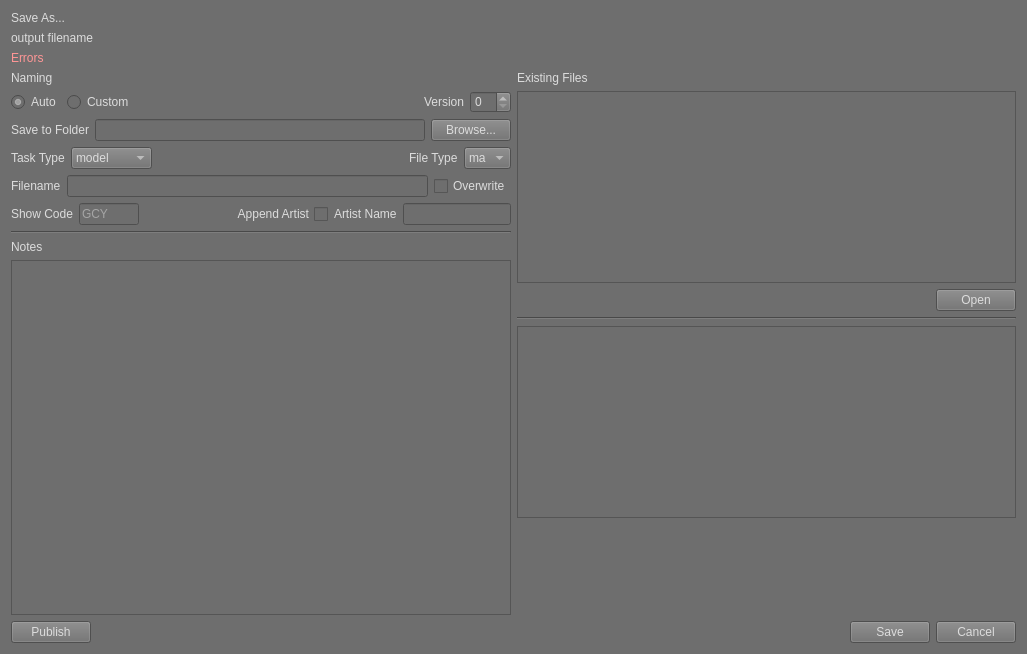
SleepDeprivedVFX/versionUp, file ui/superSaver_UI.ui: the form before one commit.
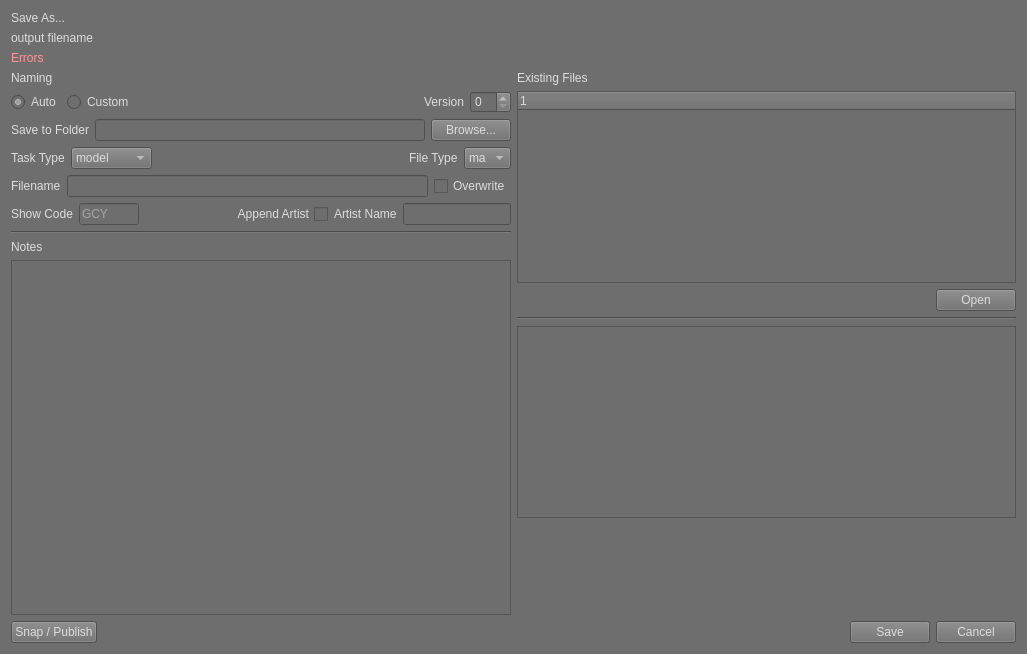
The form after the commit.

Commit message: Working version of the tree.  Modifying it for streamline and filtering

What changed in the file:
```diff
--- a/ui/superSaver_UI.ui
+++ b/ui/superSaver_UI.ui
@@ -366,7 +366,13 @@
           </widget>
          </item>
          <item>
-          <widget class="QListWidget" name="existingFile_list"/>
+          <widget class="QTreeWidget" name="existingFile_list">
+           <column>
+            <property name="text">
+             <string notr="true">1</string>
+            </property>
+           </column>
+          </widget>
          </item>
          <item>
           <layout class="QHBoxLayout" name="open_btn_layout">
@@ -436,7 +442,7 @@
      <item>
       <widget class="QPushButton" name="publish_btn">
        <property name="text">
-        <string>Publish</string>
+        <string>Snap / Publish</string>
        </property>
       </widget>
      </item>
```
Left out of the diff: 2 changed lines with no effect on the pictures. The commit also changes 5 other files.
